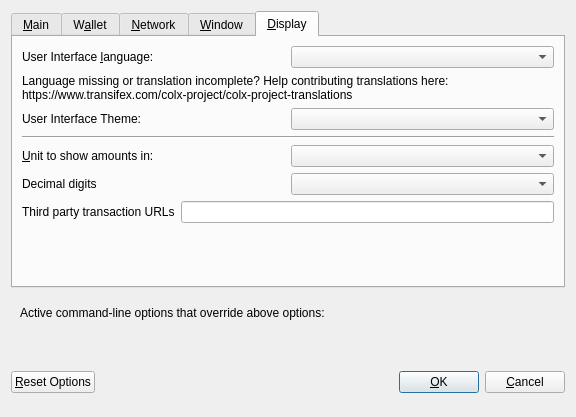
Above: src/qt/forms/optionsdialog.ui from ColossusCoinXT/ColossusCoinXT before the change. Below: the same form after it.
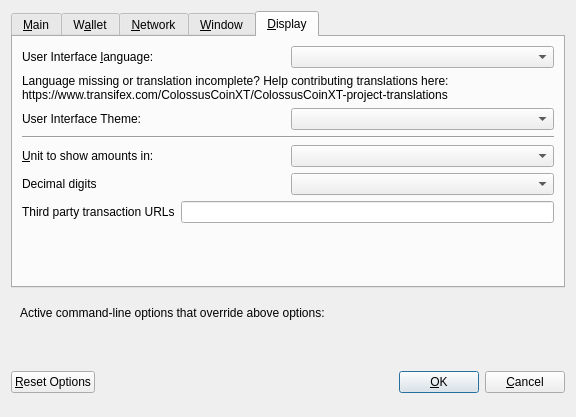
That is the form after the change. The open tabs and pages were chosen to show the change. Custom widgets are drawn as their Qt base class.

Commit message: COLX-Project -> ColossusCoinXT/ColossusCoinXT

The edit to the form file:
```diff
--- a/src/qt/forms/optionsdialog.ui
+++ b/src/qt/forms/optionsdialog.ui
@@ -476,7 +476,7 @@
          </property>
          <property name="text">
           <string>Language missing or translation incomplete? Help contributing translations here:
-https://www.transifex.com/colx-project/colx-project-translations</string>
+https://www.transifex.com/ColossusCoinXT/ColossusCoinXT-project-translations</string>
          </property>
          <property name="wordWrap">
           <bool>true</bool>
```
The commit also changes 23 other files.
